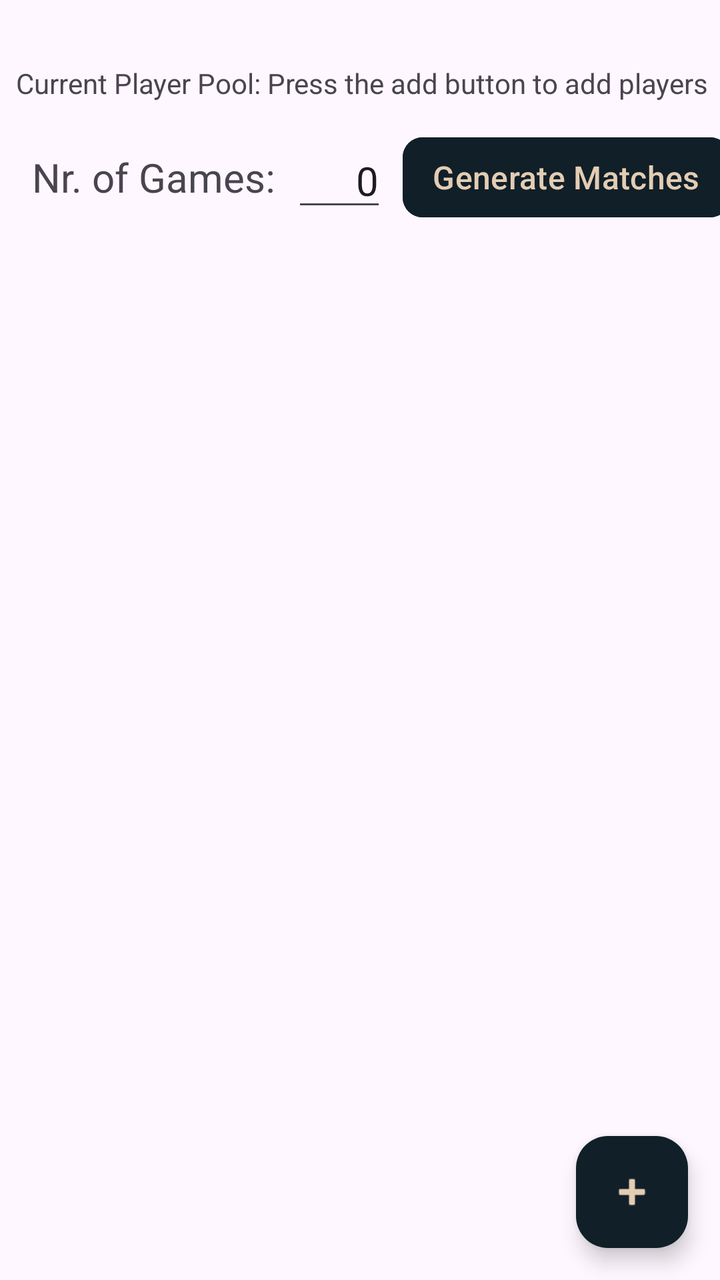
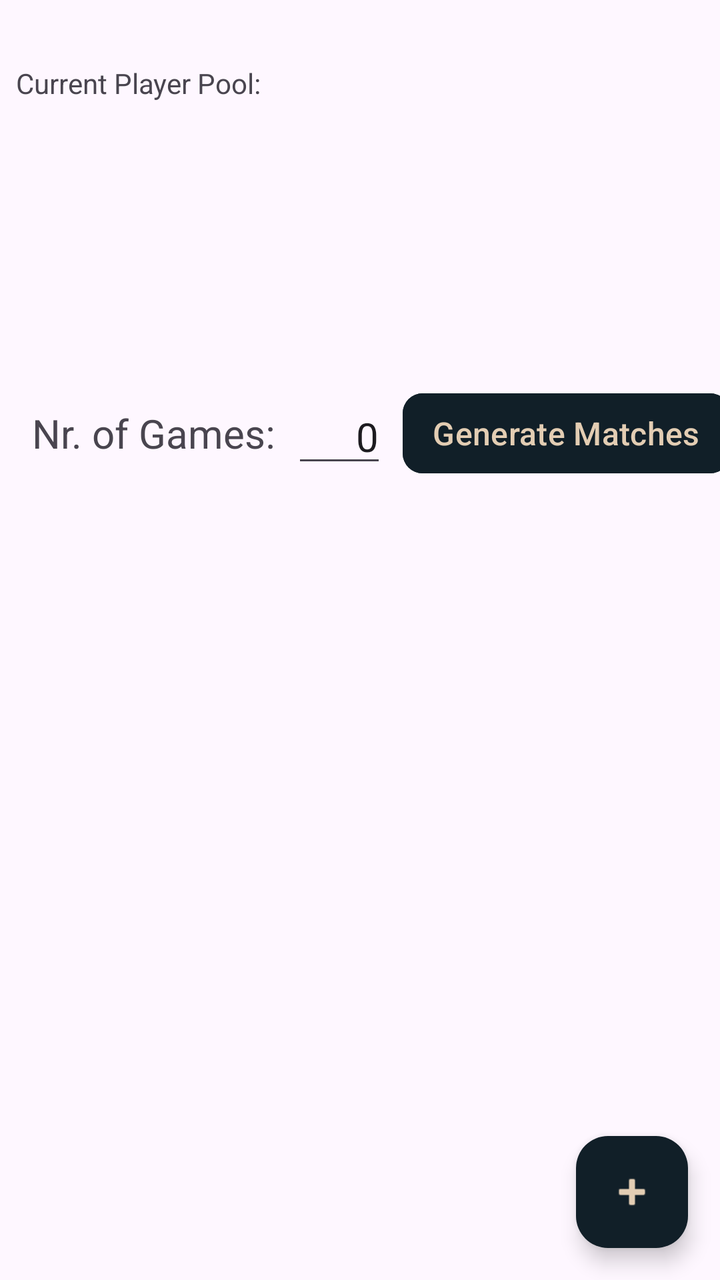

An Android layout rendered at two revisions. The XML below is the earlier revision; the diff shows what the commit changed to produce the second picture.
<!-- AndroidManifest.xml: application theme Theme.Matchmaking2v2 -->
<!-- res/layout/activity_main.xml -->
<?xml version="1.0" encoding="utf-8"?>
<androidx.constraintlayout.widget.ConstraintLayout xmlns:android="http://schemas.android.com/apk/res/android"
    xmlns:app="http://schemas.android.com/apk/res-auto"
    xmlns:tools="http://schemas.android.com/tools"
    android:id="@+id/main"
    android:layout_width="match_parent"
    android:layout_height="match_parent"
    tools:context=".MainActivity">

    <TextView
        android:id="@+id/tv_nrgames"
        android:layout_width="wrap_content"
        android:layout_height="wrap_content"
        android:layout_marginStart="16dp"
        android:layout_marginTop="16dp"
        android:text="Nr. of Games:"
        android:textSize="20sp"
        app:layout_constraintStart_toStartOf="parent"
        app:layout_constraintTop_toBottomOf="@+id/rvplayers" />

    <EditText
        android:id="@+id/et_nrgames"
        android:layout_width="wrap_content"
        android:layout_height="wrap_content"
        android:layout_marginStart="8dp"
        android:ems="2"
        android:inputType="numberDecimal"
        android:text="0"
        android:textAlignment="viewEnd"
        android:textSize="20sp"
        app:layout_constraintBottom_toBottomOf="@+id/tv_nrgames"
        app:layout_constraintStart_toEndOf="@+id/tv_nrgames"
        app:layout_constraintTop_toTopOf="@+id/tv_nrgames" />

    <androidx.recyclerview.widget.RecyclerView
        android:id="@+id/rvplayers"
        android:layout_width="0dp"
        android:layout_height="wrap_content"
        android:layout_marginTop="8dp"
        app:layout_constraintEnd_toEndOf="parent"
        app:layout_constraintStart_toStartOf="parent"
        app:layout_constraintTop_toBottomOf="@+id/textView3" />

    <androidx.recyclerview.widget.RecyclerView
        android:id="@+id/rvRounds"
        android:layout_width="0dp"
        android:layout_height="0dp"
        android:layout_marginTop="16dp"
        app:layout_constraintBottom_toBottomOf="parent"
        app:layout_constraintEnd_toEndOf="parent"
        app:layout_constraintHorizontal_bias="0.0"
        app:layout_constraintStart_toStartOf="parent"
        app:layout_constraintTop_toBottomOf="@id/tv_nrgames"
        app:layout_constraintVertical_bias="1.0" />

    <Button
        android:id="@+id/b_generate"
        android:layout_width="wrap_content"
        android:layout_height="wrap_content"
        android:layout_marginStart="8dp"
        android:backgroundTint="@color/blueBlack"
        android:elevation="8dp"
        android:paddingLeft="15dp"
        android:paddingTop="0dp"
        android:paddingRight="15dp"
        android:paddingBottom="0dp"
        android:text="Generate Matches"
        android:textColor="@color/tanAccent"
        android:textSize="16sp"
        app:cornerRadius="10dp"
        app:layout_constraintBottom_toBottomOf="@+id/et_nrgames"
        app:layout_constraintStart_toEndOf="@+id/et_nrgames"
        app:layout_constraintTop_toTopOf="@+id/et_nrgames" />

    <com.google.android.material.floatingactionbutton.FloatingActionButton
        android:id="@+id/fabAddPlayers"
        android:layout_width="wrap_content"
        android:layout_height="wrap_content"
        android:layout_marginEnd="16dp"
        android:layout_marginBottom="16dp"
        android:clickable="true"
        android:src="@android:drawable/ic_input_add"
        app:backgroundTint="@color/blueBlack"
        app:tint="@color/tanAccent"
        app:layout_constraintBottom_toBottomOf="parent"
        app:layout_constraintEnd_toEndOf="parent" />

    <TextView
        android:id="@+id/textView3"
        android:layout_width="wrap_content"
        android:layout_height="wrap_content"
        android:layout_marginStart="8dp"
        android:layout_marginTop="32dp"
        android:text="Current Player Pool: Press the add button to add players"
        app:layout_constraintStart_toStartOf="parent"
        app:layout_constraintTop_toTopOf="parent" />

</androidx.constraintlayout.widget.ConstraintLayout>
<!-- resources referenced by this layout -->
<resources>
  <color name="blueBlack">#111f28</color>
  <color name="tanAccent">#e3cdb3</color>
  <style name="Theme.Matchmaking2v2" parent="Base.Theme.Matchmaking2v2" />
  <style name="Base.Theme.Matchmaking2v2" parent="Theme.Material3.DayNight"> 
          
          <item name="colorPrimary">@color/my_light_primary</item>
      </style>
  <color name="my_light_primary">#FF000000</color>
</resources>

<!-- the commit's change to res/layout/activity_main.xml (unified diff, before → after) -->
@@ -34,9 +34,11 @@
 
     <androidx.recyclerview.widget.RecyclerView
         android:id="@+id/rvplayers"
+        android:layout_marginTop="8dp"
         android:layout_width="0dp"
-        android:layout_height="wrap_content"
-        android:layout_marginTop="8dp"
+        android:layout_height="0dp"
+        app:layout_constraintHeight_default="percent"
+        app:layout_constraintHeight_percent="0.2"
         app:layout_constraintEnd_toEndOf="parent"
         app:layout_constraintStart_toStartOf="parent"
         app:layout_constraintTop_toBottomOf="@+id/textView3" />
@@ -91,7 +93,7 @@
         android:layout_height="wrap_content"
         android:layout_marginStart="8dp"
         android:layout_marginTop="32dp"
-        android:text="Current Player Pool: Press the add button to add players"
+        android:text="Current Player Pool:"
         app:layout_constraintStart_toStartOf="parent"
         app:layout_constraintTop_toTopOf="parent" />
 
